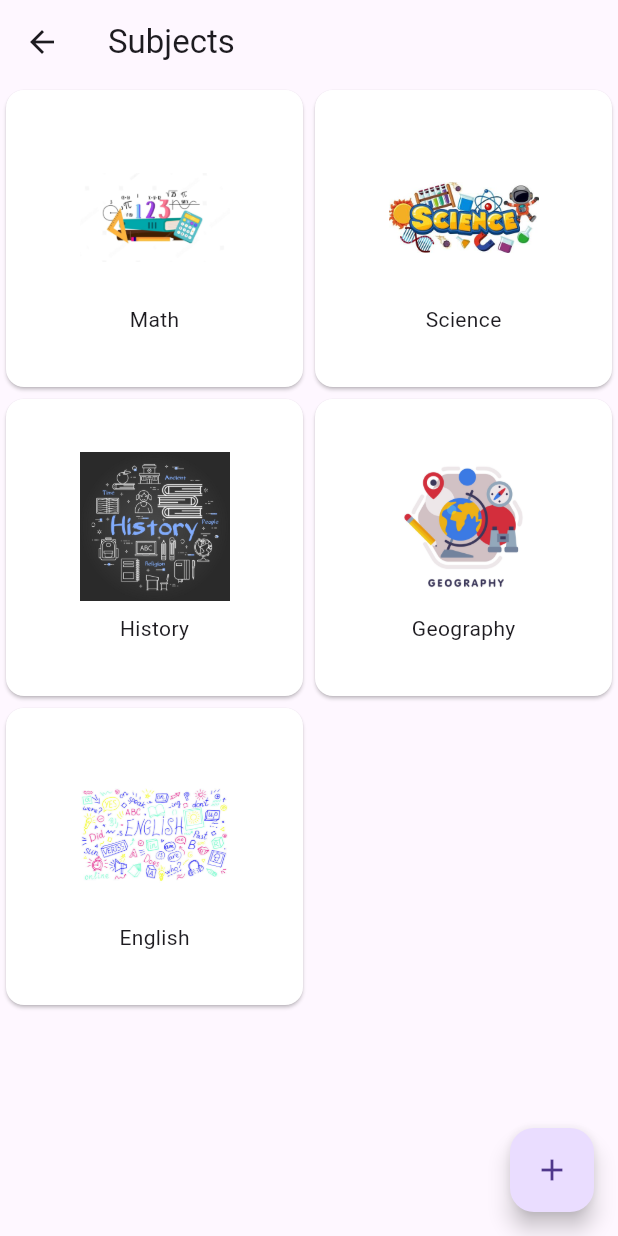
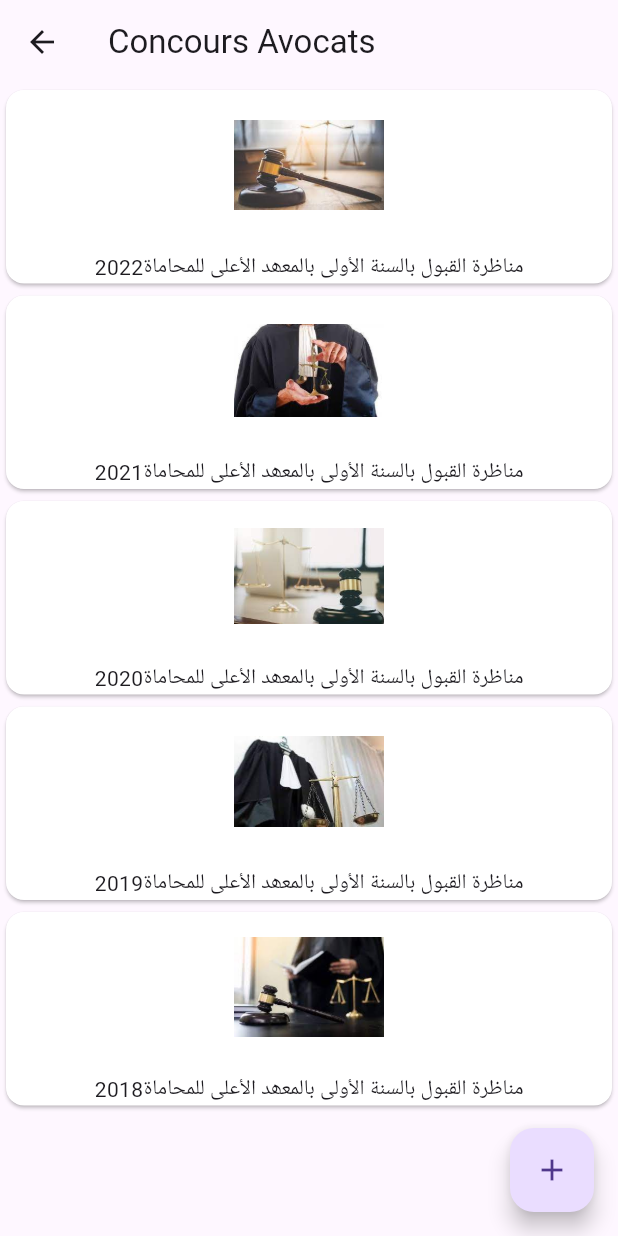
Before and after one commit to HamdiChebbi90/SchoolApp, a Flutter app: the SubjectPage screen opened directly, on a phone screen of 412 x 824 dp. Run offline on Flutter 3.47's test engine with Material 3 defaults, Android fonts, the phone set to English and light mode, and no system bars; our stand-ins replace cloud_firestore, firebase_auth, firebase_core; accounts and stored records are empty.

```diff
--- a/flutter_launcher_icons.yaml
+++ b/flutter_launcher_icons.yaml
@@ -2,5 +2,5 @@
 flutter_icons:
   android: "launcher_icon"
   ios: true
-  image_path: "assets/icon/icon.png"
+  image_path: "assets/images/ahmed.png"
   min_sdk_android: 21
--- a/lib/components/quiz.dart
+++ b/lib/components/quiz.dart
@@ -21,24 +21,31 @@ class _QuizPageState extends State<QuizPage> {
         title: Text(widget.quiz.title),
       ),
       body: Column(
+        // mainAxisAlignment: MainAxisAlignment.end,
         children: [
           LinearProgressIndicator(
             value: _currentIndex / widget.quiz.questions.length,
           ),
           const SizedBox(height: 16.0),
           Text(
-            'Question ${_currentIndex + 1} of ${widget.quiz.questions.length}',
+            'سؤال عدد ${_currentIndex + 1} من ${widget.quiz.questions.length}',
             style: const TextStyle(fontSize: 18.0),
           ),
           const SizedBox(height: 16.0),
           Text(
             widget.quiz.questions[_currentIndex].question,
-            style: const TextStyle(fontSize: 24.0),
+            style: const TextStyle(fontSize: 24.0, fontWeight: FontWeight.bold),
+            textAlign: TextAlign.end,
           ),
-          const SizedBox(height: 16.0),
+          const SizedBox(
+            height: 16.0,
+          ),
           ...widget.quiz.questions[_currentIndex].answers.map((answer) {
             return ListTile(
-              title: Text(answer.text),
+              title: Text(
+                answer.text,
+                textAlign: TextAlign.end,
+              ),
               onTap: () {
                 if (answer.isCorrect) {
                   _score++;
@@ -66,9 +73,14 @@ class _QuizPageState extends State<QuizPage> {
       context: context,
       builder: (BuildContext context) {
         return AlertDialog(
-          title: const Text('Results'),
+          title: const Text('النتيجة',
+              style: TextStyle(
+                fontSize: 24.0,
+                fontWeight: FontWeight.bold,
+              ),
+              textAlign: TextAlign.end),
           content: Text(
-              'Your score is $_score out of ${widget.quiz.questions.length}'),
+              'لقد تحصلت على عدد $_score من ${widget.quiz.questions.length}'),
           actions: [
             TextButton(
               onPressed: () {
--- a/lib/components/subject.dart
+++ b/lib/components/subject.dart
@@ -1,4 +1,6 @@
 import 'package:flutter/material.dart';
+import 'package:project/components/quiz.dart';
+import 'package:project/data/quizdata.dart';
 
 class SubjectPage extends StatefulWidget {
   const SubjectPage({Key? key}) : super(key: key);
@@ -15,31 +17,45 @@ class _SubjectPageState extends State<SubjectPage> {
   void initState() {
     super.initState();
 
-    subjects.add(Subject('Math', 'assets/images/math.jpg'));
-    subjects.add(Subject('Science', 'assets/images/science.jpg'));
-    subjects.add(Subject('History', 'assets/images/history.jpg'));
-    subjects.add(Subject('Geography', 'assets/images/geography.jpg'));
-    subjects.add(Subject('English', 'assets/images/english.jpg'));
+    // subjects.add(Subject('Math', 'assets/images/math.jpg'));
+    // subjects.add(Subject('Science', 'assets/images/science.jpg'));
+    // subjects.add(Subject('History', 'assets/images/history.jpg'));
+    // subjects.add(Subject('Geography', 'assets/images/geography.jpg'));
+    // subjects.add(Subject('English', 'assets/images/english.jpg'));
+    subjects.add(Subject(
+        '2022مناظرة القبول بالسنة الأولى بالمعھد الأعلى للمحاماة',
+        'assets/images/nad.jpg'));
+    subjects.add(Subject(
+        '2021مناظرة القبول بالسنة الأولى بالمعھد الأعلى للمحاماة',
+        'assets/images/a2.jpg'));
+    subjects.add(Subject(
+        '2020مناظرة القبول بالسنة الأولى بالمعھد الأعلى للمحاماة',
+        'assets/images/a3.jpg'));
+    subjects.add(Subject(
+        '2019مناظرة القبول بالسنة الأولى بالمعھد الأعلى للمحاماة',
+        'assets/images/a4.jpg'));
+    subjects.add(Subject(
+        '2018مناظرة القبول بالسنة الأولى بالمعھد الأعلى للمحاماة',
+        'assets/images/a.jpg'));
   }
 
   @override
   Widget build(BuildContext context) {
     return Scaffold(
       appBar: AppBar(
-        title: const Text('Subjects'),
+        title: const Text('Concours Avocats'),
       ),
-      body: GridView.builder(
-        gridDelegate:
-            const SliverGridDelegateWithFixedCrossAxisCount(crossAxisCount: 2),
+      body: ListView.builder(
         itemCount: subjects.length,
         itemBuilder: (context, index) {
           return GestureDetector(
             onTap: () {
               Navigator.push(
-                context,
-                MaterialPageRoute(
-                    builder: (context) => InfoPage(subject: subjects[index])),
-              );
+                  context,
+                  MaterialPageRoute(
+                      builder: (context) => QuizPage(
+                            quiz: quizzes[0],
+                          )));
             },
             child: Card(
               color: Colors.white,
--- a/lib/data/quizdata.dart
+++ b/lib/data/quizdata.dart
@@ -20,54 +20,83 @@ class Answer {
 }
 
 List<Quiz> quizzes = [
-  Quiz(title: 'Math', questions: [
-    Question(question: 'What is 2 + 2?', answers: [
-      Answer(text: '4', isCorrect: true),
-      Answer(text: '22', isCorrect: false),
-      Answer(text: '12', isCorrect: false),
-      Answer(text: '42', isCorrect: false),
+  Quiz(
+      title: '2020مناظرة القبول بالسنة الأولى بالمعھد الأعلى للمحاماة',
+      questions: [
+        Question(
+            question:
+                'تعلم مصالح الجباية المطالب بالأداء بنتائج عملية المراجعة الأولية لتصاريحه أو عقوده أو كتاباته في أجل',
+            answers: [
+              Answer(
+                  text:
+                      ' يوما من تاريخ إنقضاء الأجل الذي إقتضاه القانون منه90 ',
+                  isCorrect: false),
+              Answer(text: '6 أشهر', isCorrect: true),
+              Answer(text: 'عام', isCorrect: false),
             ]),
-    Question(question: 'What is 3 + 3?', answers: [
-      Answer(text: '6', isCorrect: true),
-      Answer(text: '33', isCorrect: false),
-      Answer(text: '13', isCorrect: false),
-      Answer(text: '63', isCorrect: false),
+        Question(question: 'رئيس اللجنة الوطنية للمصالحة هو', answers: [
+          Answer(text: 'المستشار القانوني لوزارة المالية', isCorrect: false),
+          Answer(text: 'مستشار المحكمة الإدارية', isCorrect: true),
+          Answer(text: 'الموفق الجبائي أو من ينوبه', isCorrect: false),
         ]),
-    Question(question: 'What is 4 + 4?', answers: [
-      Answer(text: '8', isCorrect: true),
-      Answer(text: '44', isCorrect: false),
-      Answer(text: '14', isCorrect: false),
-      Answer(text: '84', isCorrect: false),
+        Question(question: 'أحدث المجلس الوطني للجباية بمقتضى', answers: [
+          Answer(
+              text: 'الفصل 3 من مجلة الحقوق و الإجراءات الجبائية',
+              isCorrect: false),
+          Answer(
+              text: 'الفصل 4 من مجلة الحقوق و الإجراءات الجبائية',
+              isCorrect: false),
+          Answer(
+              text: 'الفصل 65 من مجلة الحقوق و الإجراءات الجبائية',
+              isCorrect: true),
         ]),
-    Question(question: 'What is the capital of France?', answers: [
-      Answer(text: 'New York', isCorrect: false),
-      Answer(text: 'London', isCorrect: false),
-      Answer(text: 'Paris', isCorrect: true),
-      Answer(text: 'Dublin', isCorrect: false),
+        Question(
+            question:
+                'تقدم العرائض المتعلقة بإلتماس إعادة النظر في قرارات التوظيف الإجباري التي لم يصدر في شأنها حكم في الأصل إلى',
+            answers: [
+              Answer(text: 'وزير المالية', isCorrect: false),
+              Answer(text: 'المجلس الوطني للجباية', isCorrect: true),
+              Answer(text: 'اللجنة الوطنية للمصالحة', isCorrect: false),
             ]),
-    Question(question: 'Who is CEO of Tesla?', answers: [
-      Answer(text: 'Jeff Bezos', isCorrect: false),
-      Answer(text: 'Elon Musk', isCorrect: true),
-      Answer(text: 'Bill Gates', isCorrect: false),
-      Answer(text: 'Tony Stark', isCorrect: false),
+        Question(
+            question:
+                'يعاقب كل شخص لم يقم بدفع الأداءات الموظفة على وسائل النقل بالطرقات',
+            answers: [
+              Answer(
+                  text: 'بخطية تساوي 100 % من مبلغ الأداء المستوجب',
+                  isCorrect: false),
+              Answer(
+                  text: 'بخطية تساوي 200 % من مبلغ الأداء المستوجب',
+                  isCorrect: true),
+              Answer(text: 'بخطية قدرها 20 دينار', isCorrect: false),
             ]),
-    Question(question: 'The iPhone was created by which company?', answers: [
-      Answer(text: 'Apple', isCorrect: true),
-      Answer(text: 'Intel', isCorrect: false),
-      Answer(text: 'Amazon', isCorrect: false),
-      Answer(text: 'Microsoft', isCorrect: false),
+        Question(
+            question:
+                'للمحكمة إذا قضت بالسجن النافذ لمدة أقصاها عام واحد أن تستبدل بنفس الحكم تلك العقوبة بعقوبة',
+            answers: [
+              Answer(text: 'العمل لفائدة المصلحة العامة', isCorrect: false),
+              Answer(text: 'المراقبة الإلكترونية', isCorrect: false),
+              Answer(
+                  text:
+                      'العمل لفائدة المصلحة العامة أو بعقوبة المراقبة الإلكترونية',
+                  isCorrect: true),
             ]),
-    Question(question: 'How many Harry Potter books are there?', answers: [
-      Answer(text: '1', isCorrect: false),
-      Answer(text: '4', isCorrect: false),
-      Answer(text: '6', isCorrect: false),
-      Answer(text: '7', isCorrect: true),
+        Question(
+            question:
+                'الجمع بين عقوبة العمل لفائدة المصلحة العامة أو عقوبة المراقبة الإلكترونية و عقوبة السجن',
+            answers: [
+              Answer(text: 'ممكن', isCorrect: false),
+              Answer(text: 'لا يمكن', isCorrect: false),
+              Answer(
+                  text: 'ممكن إذا كانت عقوبة السجن أقل من سنة',
+                  isCorrect: true),
             ]),
-    Question(question: 'How many sides does a triangle have?', answers: [
-      Answer(text: '3', isCorrect: true),
-      Answer(text: '4', isCorrect: false),
-      Answer(text: '5', isCorrect: false),
-      Answer(text: '6', isCorrect: false),
+        Question(
+            question: 'تكرر إرتكاب السكر يوجب العقاب بالسجن مدة',
+            answers: [
+              Answer(text: 'شهر', isCorrect: false),
+              Answer(text: 'شهر و عشرون يوم', isCorrect: false),
+              Answer(text: 'ستة أشهر', isCorrect: true),
             ]),
       ]),
 ];
--- a/lib/home.dart
+++ b/lib/home.dart
@@ -21,10 +21,14 @@ class _HomePageState extends State<HomePage> {
   void initState() {
     super.initState();
 
-    items.add(Item('Subjects', 'assets/images/subject.jpg'));
-    items.add(Item('Quizzes', 'assets/images/quiz.jpg'));
-    items.add(Item('Books', 'assets/images/books.jpg'));
-    items.add(Item('Events', 'assets/images/events.jpg'));
+    // items.add(Item('Subjects', 'assets/images/subject.jpg'));
+    // items.add(Item('Quizzes', 'assets/images/quiz.jpg'));
+    // items.add(Item('Books', 'assets/images/books.jpg'));
+    // items.add(Item('Events', 'assets/images/events.jpg'));
+    items.add(Item('QCM', 'assets/images/qcm.png'));
+    items.add(Item('Fiches de révision', 'assets/images/rev.jpg'));
+    items.add(Item('Exercice corrigé', 'assets/images/ex.jpg'));
+    items.add(Item('Videos', 'assets/images/vid.jpg'));
   }
 
   @override
@@ -48,26 +52,33 @@ class _HomePageState extends State<HomePage> {
               itemBuilder: (context, index) {
                 return GestureDetector(
                   onTap: () {
-                    if (items[index].title == 'Subjects') {
+                    // if (items[index].title == 'Subjects')
+                    if (items[index].title == 'QCM') {
                       Navigator.push(
                         context,
                         MaterialPageRoute(
                             builder: (context) => const SubjectPage()),
                       );
-                    } else if (items[index].title == 'Books') {
+                    }
+                    //  else if (items[index].title == 'Books')
+                    else if (items[index].title == 'Fiches de révision') {
                       Navigator.push(
                         context,
                         MaterialPageRoute(
                             builder: (context) => const BooksPage()),
                       );
-                    } else if (items[index].title == 'Quizzes') {
+                    }
+                    // else if (items[index].title == 'Quizzes')
+                    else if (items[index].title == 'Exercice corrigé') {
                       Navigator.push(
                           context,
                           MaterialPageRoute(
                               builder: (context) => QuizPage(
                                     quiz: quizzes[0],
                                   )));
-                    } else if (items[index].title == 'Events') {
+                    }
+                    // else if (items[index].title == 'Events')
+                    else if (items[index].title == 'Videos') {
                       Navigator.push(
                         context,
                         MaterialPageRoute(
--- a/lib/splash.dart
+++ b/lib/splash.dart
@@ -15,6 +15,7 @@ class _SplashScreenState extends State<SplashScreen> {
     super.initState();
     Timer(const Duration(seconds: 3), () {
       Navigator.pushReplacementNamed(context, '/SignInPage');
+      // Navigator.pushReplacementNamed(context, '/HomePage');
     });
   }
 
@@ -23,7 +24,7 @@ class _SplashScreenState extends State<SplashScreen> {
     return Scaffold(
       backgroundColor: Colors.white,
       body: Center(
-        child: Image.asset('assets/images/logo.png'),
+        child: Image.asset('assets/images/ahmed.png'),
       ),
     );
   }
--- a/pubspec.yaml
+++ b/pubspec.yaml
@@ -54,7 +54,7 @@ dev_dependencies:
 
 
 flutter_app_name:
-  name: "Studenty"
+  name: "AhmedApp"
 
 # For information on the generic Dart part of this file, see the
 # following page: https://dart.dev/tools/pub/pubspec
```
Also changed, not shown: assets/images/a.jpg (added), assets/images/a2.jpg (added), assets/images/a3.jpg (added), assets/images/a4.jpg (added), assets/images/ahmed.png (added), assets/images/ex.jpg (added), assets/images/log.png (added), assets/images/logooo.jpg (added), assets/images/nad.jpg (added), assets/images/qcm.png (added), assets/images/rev.jpg (added), assets/images/vid.jpg (added), pubspec.lock, 28 other files. Lines whose indentation alone changed are shown as unchanged.
